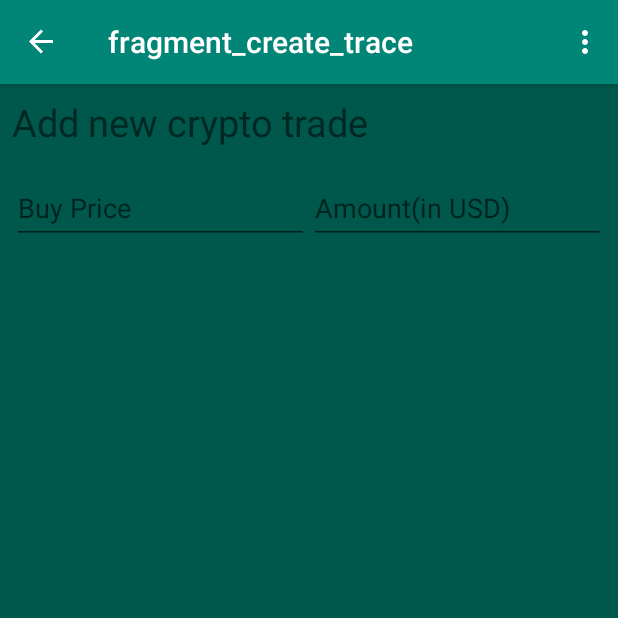
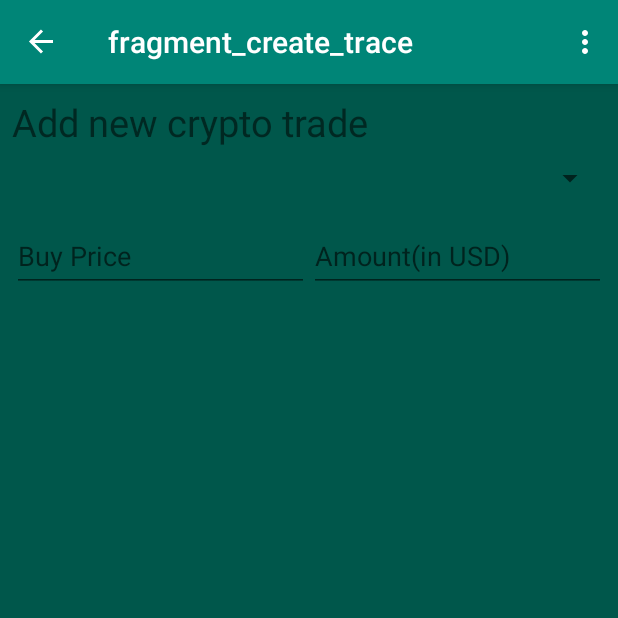
Before and after one commit to wrathofheavennn/tracer, an Android app: the screen it shows after launch (MainActivity), after a tap on an icon or button, on a phone screen of 412 x 824 dp, the top half of it. Run offline under Robolectric (Android 15) with nearby library versions, the phone set to English and light mode, and no system bars; our stand-ins replace ButterKnife, Room's generated code, Timber, navigation-ui; libraries missing offline, so code that uses them is left out: com.spark.submitbutton; plain views replace SubmitButton; 3 statements that could not run were skipped.

Commit message:
Room Database for model Dao trades ViewModel to access dao Livedata binding in main fragment

```diff
--- a/app/src/main/java/com/example/tracer/MainActivity.java
+++ b/app/src/main/java/com/example/tracer/MainActivity.java
@@ -28,6 +28,8 @@ import androidx.navigation.ui.NavigationUI;
 
 import android.view.Menu;
 
+import timber.log.Timber;
+
 public class MainActivity extends AppCompatActivity {
 
     private DrawerLayout drawerLayout;
@@ -48,7 +50,7 @@ public class MainActivity extends AppCompatActivity {
                         .setAction("Action", null).show();
             }
         });*/
-
+        Timber.plant();
         drawerLayout = (DrawerLayout) findViewById(R.id.drawer_layout);
         navController = Navigation.findNavController(this, R.id.main_content);
         ActionBarDrawerToggle toggle = new ActionBarDrawerToggle(
--- a/app/src/main/java/com/example/tracer/fragment/Fragment_1.java
+++ b/app/src/main/java/com/example/tracer/fragment/Fragment_1.java
@@ -8,6 +8,9 @@ import android.view.ViewGroup;
 import androidx.annotation.NonNull;
 import androidx.annotation.Nullable;
 import androidx.fragment.app.Fragment;
+import androidx.lifecycle.Observer;
+import androidx.lifecycle.ViewModelProvider;
+import androidx.lifecycle.ViewModelProviders;
 import androidx.navigation.fragment.NavHostFragment;
 import androidx.recyclerview.widget.DividerItemDecoration;
 import androidx.recyclerview.widget.LinearLayoutManager;
@@ -15,7 +18,9 @@ import androidx.recyclerview.widget.RecyclerView;
 
 import com.example.tracer.R;
 import com.example.tracer.model.Trade;
+import com.example.tracer.model.TradeDao;
 import com.example.tracer.recyclerView.TradeListAdapter;
+import com.example.tracer.viewModel.TradeViewModel;
 import com.google.android.material.floatingactionbutton.FloatingActionButton;
 
 import java.util.ArrayList;
@@ -24,6 +29,7 @@ import java.util.Objects;
 
 import butterknife.BindView;
 import butterknife.ButterKnife;
+import timber.log.Timber;
 
 /**
  * Created by Juned on 11/19/2017.
@@ -37,10 +43,11 @@ public class Fragment_1 extends Fragment {
     RecyclerView rvTrades;
     //rv
     private List<Trade> trades;
-
+    private TradeListAdapter adapter;
     @Nullable
     @Override
     public View onCreateView(LayoutInflater inflater, @Nullable ViewGroup container, @Nullable Bundle savedInstanceState) {
+
 
         //returning our layout file
         //change R.layout.yourlayoutfilename for each of your fragments
@@ -51,6 +58,18 @@ public class Fragment_1 extends Fragment {
                 actionFragment1ToTraceCreateFragment()));
 
         initRecycler();
+
+        TradeViewModel tradeViewModel = ViewModelProviders.of(this)
+                .get(TradeViewModel.class);
+        tradeViewModel.getTradeListLiveData().observe(this, new Observer<List<Trade>>() {
+            @Override
+            public void onChanged(@Nullable List<Trade> tradeList) {
+                trades.clear();
+                trades.addAll(tradeList);
+                Timber.d("ivan: " + tradeList.size());
+                adapter.notifyDataSetChanged();
+            }
+        });
 
         return view;
     }
@@ -68,7 +87,7 @@ public class Fragment_1 extends Fragment {
                 Objects.requireNonNull(getContext()), DividerItemDecoration.VERTICAL);
         rvTrades.addItemDecoration(itemDecor);
         // Create adapter passing in the sample user data
-        TradeListAdapter adapter = new TradeListAdapter(trades);
+        adapter = new TradeListAdapter(trades);
 
         // Attach the adapter to the recyclerview to populate items
         rvTrades.setAdapter(adapter);
--- a/app/src/main/java/com/example/tracer/fragment/TraceCreateFragment.java
+++ b/app/src/main/java/com/example/tracer/fragment/TraceCreateFragment.java
@@ -7,8 +7,20 @@ import android.view.ViewGroup;
 
 import androidx.annotation.Nullable;
 import androidx.fragment.app.Fragment;
+import androidx.lifecycle.ViewModelProviders;
+import androidx.navigation.NavHostController;
+import androidx.navigation.fragment.NavHostFragment;
 
 import com.example.tracer.R;
+import com.example.tracer.viewModel.TradeViewModel;
+import com.google.android.material.floatingactionbutton.FloatingActionButton;
+import com.google.android.material.textfield.TextInputEditText;
+import com.spark.submitbutton.SubmitButton;
+
+import java.util.Objects;
+
+import butterknife.BindView;
+import butterknife.ButterKnife;
 
 /**
  * Created by Juned on 11/19/2017.
@@ -16,13 +28,41 @@ import com.example.tracer.R;
 
 public class TraceCreateFragment extends Fragment {
 
+    @BindView(R.id.submitBtn)
+    SubmitButton submitBtn;
+    @BindView(R.id.priceInput)
+    TextInputEditText priceInput;
+    @BindView(R.id.amountInput)
+    TextInputEditText amountInput;
+
     @Nullable
     @Override
     public View onCreateView(LayoutInflater inflater, @Nullable ViewGroup container, @Nullable Bundle savedInstanceState) {
+        TradeViewModel tradeViewModel = ViewModelProviders.of(this)
+                .get(TradeViewModel.class);
 
-        //returning our layout file
-        //change R.layout.yourlayoutfilename for each of your fragments
-        return inflater.inflate(R.layout.fragment_create_trace, container, false);
+        View view = inflater.inflate(R.layout.fragment_create_trace, container, false);
+        ButterKnife.bind(this, view);
+        submitBtn.setOnClickListener(new View.OnClickListener() {
+            @Override
+            public void onClick(View view) {
+                if (isValid()) {
+                    tradeViewModel.addTrade("BTC", Long.parseLong(priceInput.getText()
+                            .toString()), 0, Long.parseLong(amountInput.getText().toString()));
+                    NavHostFragment.findNavController(Objects.requireNonNull(
+                            getParentFragment())).popBackStack();
+                }
+            }
+        });
+        return view;
+    }
+
+    private void initButton(TradeViewModel tv) {
+
+    }
+
+    private boolean isValid() {
+        return true;
     }
 
 
--- a/app/src/main/java/com/example/tracer/model/Trade.java
+++ b/app/src/main/java/com/example/tracer/model/Trade.java
@@ -1,9 +1,22 @@
 package com.example.tracer.model;
 
-import java.util.ArrayList;
+import androidx.room.ColumnInfo;
+import androidx.room.Entity;
+import androidx.room.PrimaryKey;
 
+@Entity(tableName = "trade")
 public class Trade {
+
+    @PrimaryKey(autoGenerate = false)
+    private long id;
+    @ColumnInfo(name = "name")
     private String cryptoName;
+    @ColumnInfo(name = "buyPrice")
+    private long buyPrice;
+    @ColumnInfo(name = "sellPrice")
+    private long sellPrice;
+    @ColumnInfo(name = "amountBought")
+    private long amountBought;
 
     public long getId() {
         return id;
@@ -12,8 +25,6 @@ public class Trade {
     public void setId(long id) {
         this.id = id;
     }
-
-    private long id;
 
     public String getCryptoName() {
         return cryptoName;
@@ -47,10 +58,6 @@ public class Trade {
         this.amountBought = amountBought;
     }
 
-    private long buyPrice;
-    private long sellPrice;
-    private long amountBought;
-
     public Trade(String cryptoName, long buyPrice, long sellPrice, long amountBought) {
         this.id = System.currentTimeMillis();
         this.cryptoName = cryptoName;
--- /dev/null
+++ b/app/src/main/java/com/example/tracer/model/TradeDao.java
@@ -0,0 +1,23 @@
+package com.example.tracer.model;
+
+import androidx.lifecycle.LiveData;
+import androidx.room.Dao;
+import androidx.room.Delete;
+import androidx.room.Insert;
+import androidx.room.Query;
+import androidx.room.Update;
+
+import java.util.List;
+
+@Dao
+public interface TradeDao {
+    @Query("Select * from trade order by id")
+    LiveData<List<Trade>> getTradesList();
+    @Insert
+    void insertTrade(Trade trade);
+    @Update
+    void updatePerson(Trade trade);
+    @Delete
+    void deleteTrade(Trade trade);
+
+}
--- /dev/null
+++ b/app/src/main/java/com/example/tracer/model/TradeDatabase.java
@@ -0,0 +1,23 @@
+package com.example.tracer.model;
+
+import android.content.Context;
+
+import androidx.room.Database;
+import androidx.room.Room;
+import androidx.room.RoomDatabase;
+
+@Database(entities = Trade.class, exportSchema = false, version = 1)
+public abstract class TradeDatabase extends RoomDatabase {
+    private static final String DB_NAME = "trade_db";
+    private static TradeDatabase instance;
+
+    public static synchronized TradeDatabase getInstance(Context context) {
+        if (instance == null) {
+            instance = Room.databaseBuilder(context.getApplicationContext(), TradeDatabase.class,
+                    DB_NAME).fallbackToDestructiveMigration().build();
+        }
+        return instance;
+    }
+
+    public abstract TradeDao tradeDao();
+}
--- /dev/null
+++ b/app/src/main/java/com/example/tracer/viewModel/TradeViewModel.java
@@ -0,0 +1,38 @@
+package com.example.tracer.viewModel;
+
+import android.app.Application;
+
+import androidx.annotation.NonNull;
+import androidx.lifecycle.AndroidViewModel;
+import androidx.lifecycle.LiveData;
+
+import com.example.tracer.model.Trade;
+import com.example.tracer.model.TradeDatabase;
+import com.example.tracer.utils.AppExecutors;
+
+import java.util.List;
+
+public class TradeViewModel extends AndroidViewModel {
+    private TradeDatabase tradeDatabase;
+    private LiveData<List<Trade>> tradeListLiveData;
+
+    public TradeViewModel(@NonNull Application application) {
+        super(application);
+        tradeDatabase = TradeDatabase.getInstance(application);
+        tradeListLiveData = tradeDatabase.tradeDao().getTradesList();
+    }
+    public LiveData<List<Trade>> getTradeListLiveData() {
+        return tradeListLiveData;
+    }
+
+    public void addTrade(String name, long buy, long sell, long amount) {
+        AppExecutors.getInstance().diskIO().execute(new Runnable() {
+            @Override
+            public void run() {
+                Trade x = new Trade(name,buy,sell,amount);
+                tradeDatabase.tradeDao().insertTrade(x);
+            }
+        });
+
+    }
+}
--- a/app/src/main/res/layout/fragment_create_trace.xml
+++ b/app/src/main/res/layout/fragment_create_trace.xml
@@ -30,7 +30,7 @@
         app:layout_constraintEnd_toStartOf="@+id/amountInputLayout"
         app:layout_constraintHorizontal_bias="0.5"
         app:layout_constraintStart_toStartOf="parent"
-        app:layout_constraintTop_toBottomOf="@+id/textView2">
+        app:layout_constraintTop_toBottomOf="@+id/spinner">
 
         <com.google.android.material.textfield.TextInputEditText
             android:id="@+id/priceInput"
@@ -58,6 +58,7 @@
     </com.google.android.material.textfield.TextInputLayout>
 
     <com.spark.submitbutton.SubmitButton
+        android:id="@+id/submitBtn"
         android:layout_width="10dp"
         android:layout_height="10dp"
         android:layout_marginEnd="8dp"
@@ -72,4 +73,15 @@
         app:sub_btn_ripple_color="@color/yellow"
         app:sub_btn_tick_color="@color/white" />
 
+    <Spinner
+        android:id="@+id/spinner"
+        android:layout_width="match_parent"
+        android:layout_height="wrap_content"
+        android:layout_marginStart="8dp"
+        android:layout_marginTop="8dp"
+        android:layout_marginEnd="8dp"
+        app:layout_constraintEnd_toEndOf="parent"
+        app:layout_constraintStart_toStartOf="parent"
+        app:layout_constraintTop_toBottomOf="@+id/textView2" />
+
 </androidx.constraintlayout.widget.ConstraintLayout>
```
